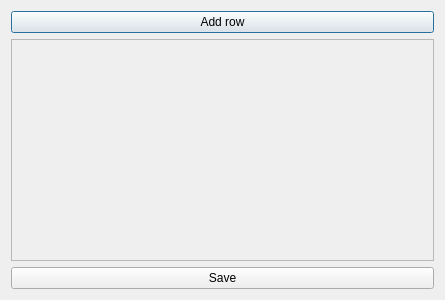
Qt form filterform.ui (ado130/SPM) before a commit.
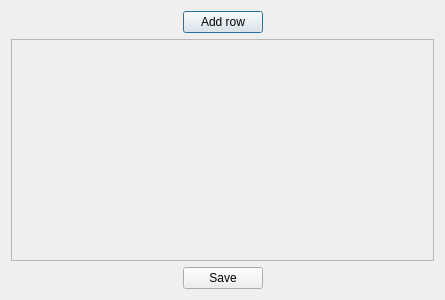
The same form after that commit.

```diff
--- a/filterform.ui
+++ b/filterform.ui
@@ -15,6 +15,21 @@
   </property>
   <layout class="QVBoxLayout" name="verticalLayout">
    <item>
+    <layout class="QHBoxLayout" name="horizontalLayout_2">
+     <item>
+      <spacer name="horizontalSpacer_2">
+       <property name="orientation">
+        <enum>Qt::Horizontal</enum>
+       </property>
+       <property name="sizeHint" stdset="0">
+        <size>
+         <width>40</width>
+         <height>20</height>
+        </size>
+       </property>
+      </spacer>
+     </item>
+     <item>
     <widget class="QPushButton" name="pbAddRow">
      <property name="text">
       <string>Add row</string>
@@ -22,6 +37,21 @@
     </widget>
    </item>
    <item>
+      <spacer name="horizontalSpacer">
+       <property name="orientation">
+        <enum>Qt::Horizontal</enum>
+       </property>
+       <property name="sizeHint" stdset="0">
+        <size>
+         <width>40</width>
+         <height>20</height>
+        </size>
+       </property>
+      </spacer>
+     </item>
+    </layout>
+   </item>
+   <item>
     <widget class="QScrollArea" name="scrollArea">
      <property name="verticalScrollBarPolicy">
       <enum>Qt::ScrollBarAsNeeded</enum>
@@ -42,11 +72,41 @@
     </widget>
    </item>
    <item>
+    <layout class="QHBoxLayout" name="horizontalLayout">
+     <item>
+      <spacer name="horizontalSpacer_4">
+       <property name="orientation">
+        <enum>Qt::Horizontal</enum>
+       </property>
+       <property name="sizeHint" stdset="0">
+        <size>
+         <width>40</width>
+         <height>20</height>
+        </size>
+       </property>
+      </spacer>
+     </item>
+     <item>
     <widget class="QPushButton" name="pbSave">
      <property name="text">
       <string>Save</string>
      </property>
     </widget>
+     </item>
+     <item>
+      <spacer name="horizontalSpacer_3">
+       <property name="orientation">
+        <enum>Qt::Horizontal</enum>
+       </property>
+       <property name="sizeHint" stdset="0">
+        <size>
+         <width>40</width>
+         <height>20</height>
+        </size>
+       </property>
+      </spacer>
+     </item>
+    </layout>
    </item>
   </layout>
  </widget>
```
Left out of the diff: 2 changed lines with no effect on the pictures. Lines whose indentation alone changed are shown as unchanged.
